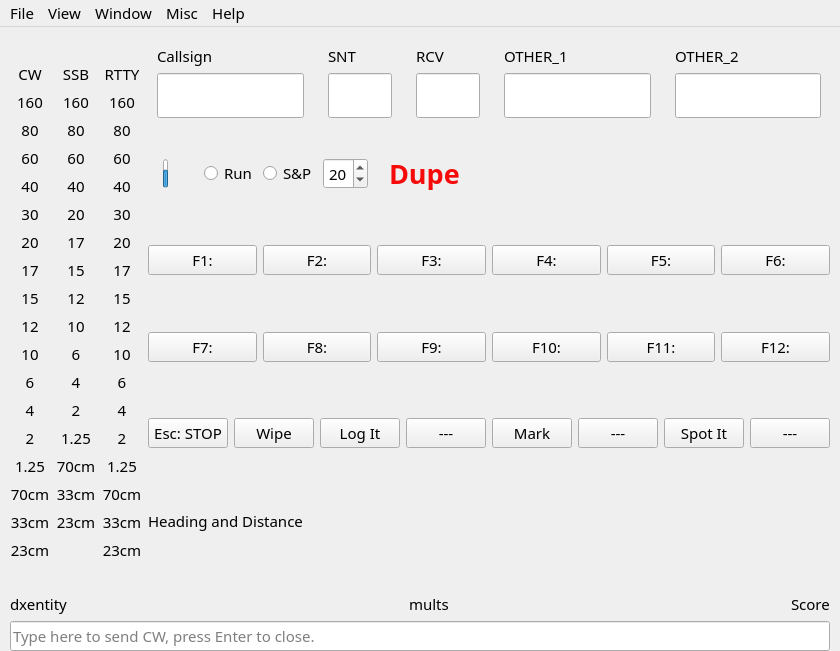
Qt form not1mm/data/main.ui (mbridak/not1mm) before a commit.
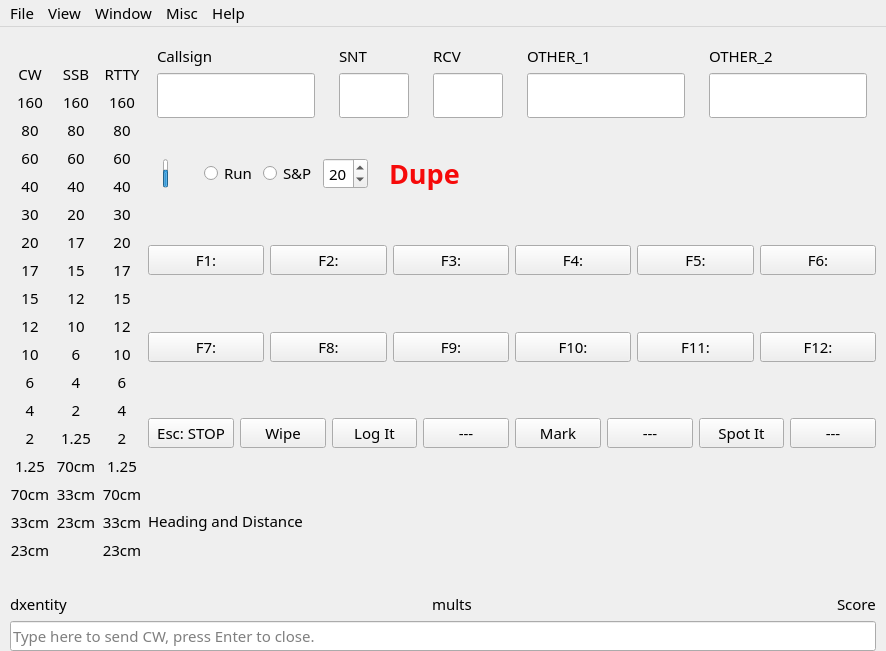
The same form after that commit. Icons and pictures are not drawn.

Commit message: Add ChatWindow functionality to MainWindow. This includes setting up and managing a new chat window, connecting it to actions in the user interface, and handling incoming chat messages.

```diff
--- a/not1mm/data/main.ui
+++ b/not1mm/data/main.ui
@@ -9,8 +9,8 @@
    <rect>
     <x>0</x>
     <y>0</y>
-    <width>800</width>
-    <height>600</height>
+    <width>886</width>
+    <height>589</height>
    </rect>
   </property>
   <property name="sizePolicy">
@@ -1509,8 +1509,8 @@
     <rect>
      <x>0</x>
      <y>0</y>
-     <width>800</width>
-     <height>25</height>
+     <width>886</width>
+     <height>30</height>
     </rect>
    </property>
    <property name="nativeMenuBar">
```
Left out of the diff: 14 changed lines with no effect on the pictures. The commit also changes 1 other file.
